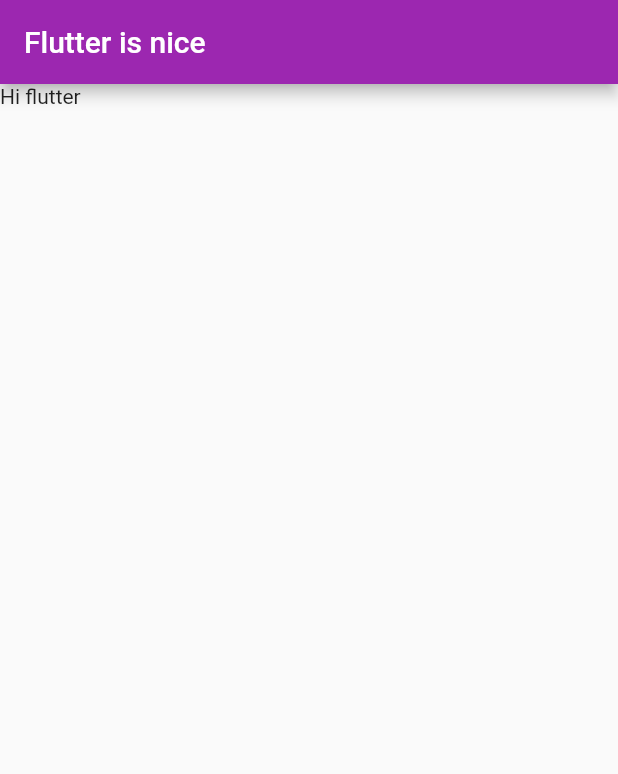
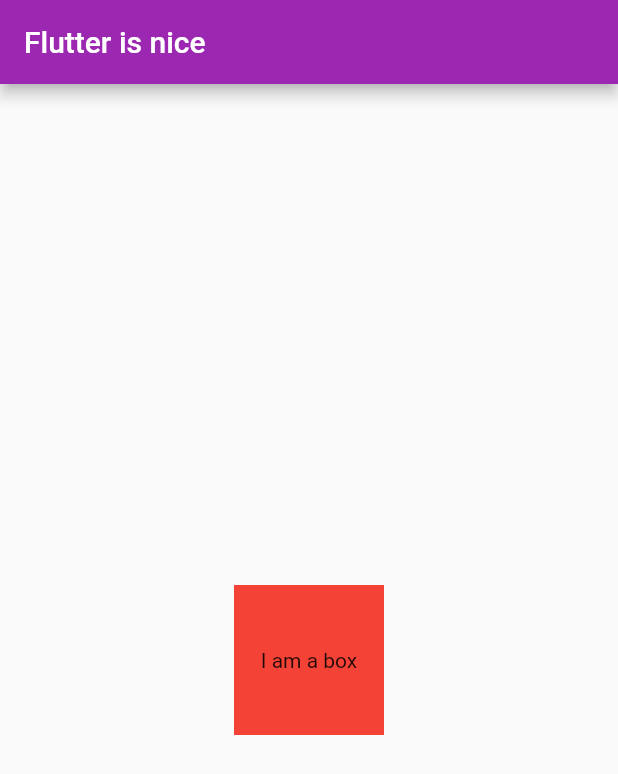
Before and after one commit to abhishekshahane/awesome_app, a Flutter app: the screen it shows after launch, on a phone screen of 412 x 824 dp. Shown: the top 774 px of the screen. Run offline on Flutter 3.47's test engine with Material 2 defaults, Android fonts, the phone set to English and light mode, and no system bars.

Commit message:
Added box with color and text

```diff
--- a/lib/main.dart
+++ b/lib/main.dart
@@ -27,12 +27,20 @@ class HomePage extends StatelessWidget {
     appBar: AppBar(title: Text("Flutter is nice"))
     */
     return Scaffold(
-        appBar: AppBar(
-          title: Text("Flutter is nice"),
+      appBar: AppBar(
+        title: Text("Flutter is nice"),
+      ),
+      // Now for the body
+      body: Center(
+        child: Container(
+          padding: const EdgeInsets.all(8),
+          color: Colors.red,
+          width: 100,
+          height: 100,
+          alignment: Alignment.center,
+          child: Text("I am a box"),
         ),
-        // Now for the body
-        body: Container(
-          child: Text("Hi flutter"),
-        ));
+      ),
+    );
   }
 }
```
